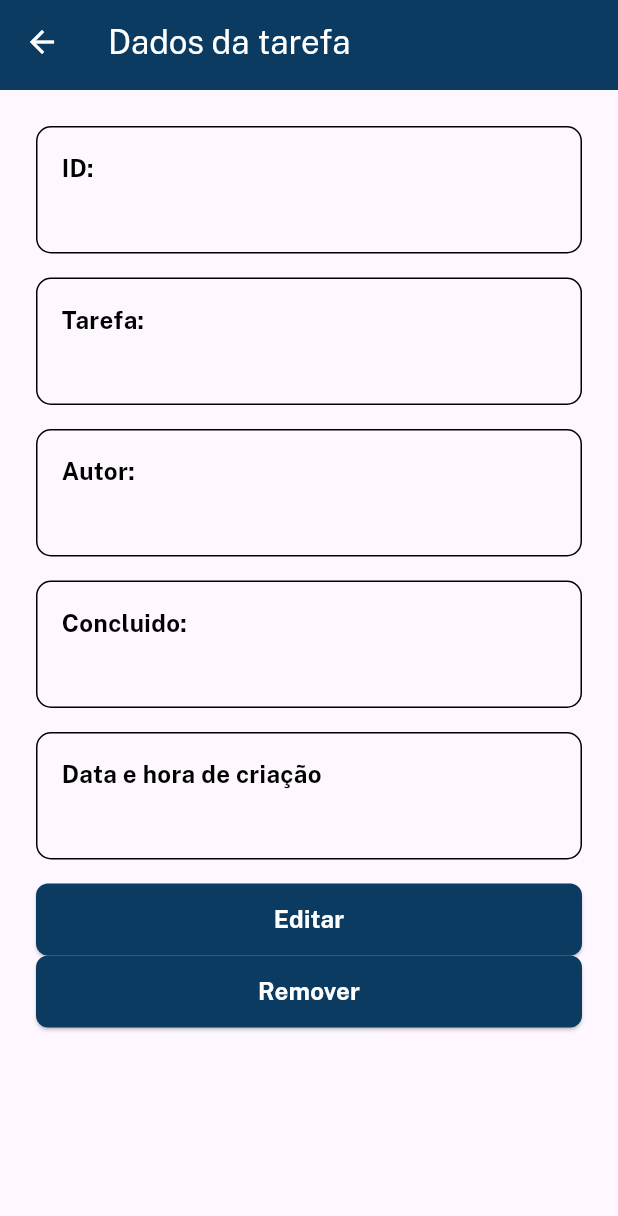
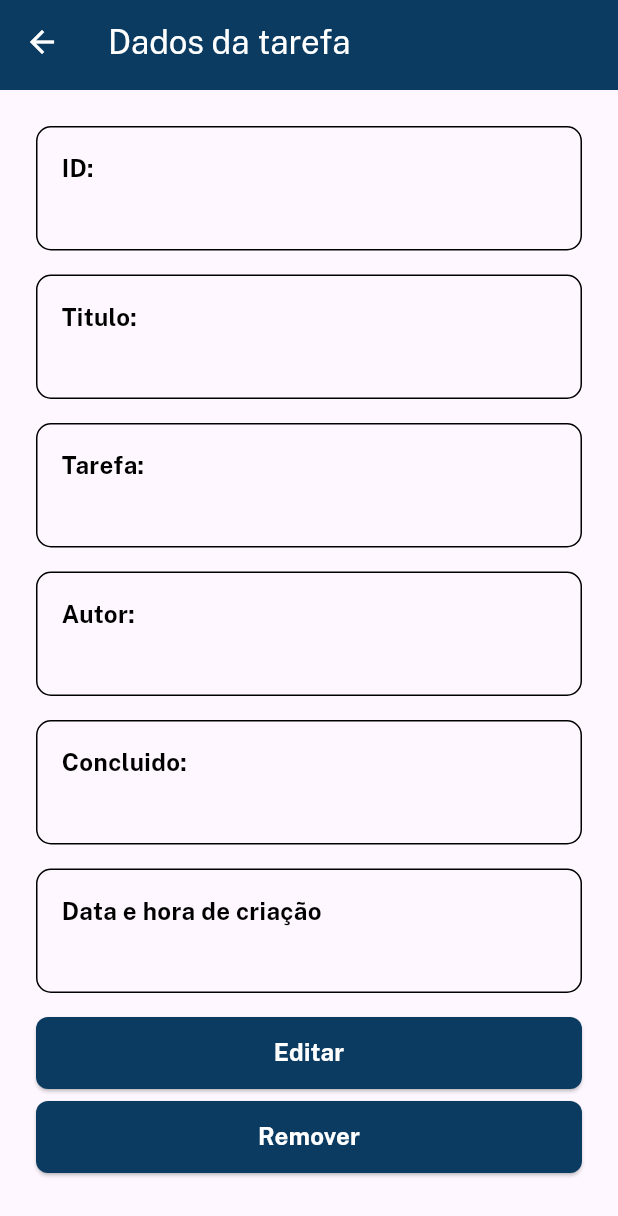
Before and after one commit to otaviohenrique1/app_lista_tarefas, a Flutter app: the TarefaDetalhes screen opened directly with empty values, on a phone screen of 412 x 824 dp. Shown: the top 1216 px of the screen. Run offline on Flutter 3.47's test engine with Material 2 defaults, Android fonts, the phone set to English and light mode, and no system bars; our stand-ins replace sqflite; accounts and stored records are empty.

Commit message:
commit 16

```diff
--- a/lib/components/item_lista_tarefas.dart
+++ b/lib/components/item_lista_tarefas.dart
@@ -27,12 +27,12 @@ class _ItemListaTarefasState extends State<ItemListaTarefas> {
 
     _isChecked = (item.concluido == "Sim") ? true : false;
 
-    TarefaProvider listTypes =
+    TarefaProvider tarefaModelProvider =
         Provider.of<TarefaProvider>(context, listen: false);
 
     updateCheckbox(value) {
       setState(() {
-        listTypes.update(
+        tarefaModelProvider.update(
             TarefaModel(
               id: item.id,
               titulo: item.titulo,
@@ -55,14 +55,15 @@ class _ItemListaTarefasState extends State<ItemListaTarefas> {
           : TextDecoration.none,
     );
 
-    String tarefa = "${item.tarefa.substring(0, 40)}...";
+    // String tarefa = "${item.tarefa.substring(0, 40)}...";
+    String titulo = item.titulo;
     String dataCriacao = item.dataCriacao;
 
     return Container(
       // key: Key(uuid),
       margin: const EdgeInsets.only(bottom: 10),
       child: ListTile(
-        title: Text(tarefa, style: textStyle),
+        title: Text(titulo, style: textStyle),
         subtitle: Text(dataCriacao, style: textStyle),
         shape: const RoundedRectangleBorder(
           borderRadius: BorderRadius.all(Radius.circular(8)),
--- a/lib/pages/editar_tarefa.dart
+++ b/lib/pages/editar_tarefa.dart
@@ -69,6 +69,7 @@ class _EditarTarefaState extends State<EditarTarefa> {
                       hintText: "Digite o titulo da tarefa",
                       obscureText: false,
                     ),
+                    const SizedBox(height: 20),
                     CampoTexto(
                       exibeLabel: true,
                       label: "Tarefa",
--- a/lib/pages/nova_tarefa.dart
+++ b/lib/pages/nova_tarefa.dart
@@ -44,6 +44,16 @@ class _NovaTarefaState extends State<NovaTarefa> {
             key: formKey,
             child: Column(
               children: [
+                CampoTexto(
+                  exibeLabel: true,
+                  label: "Titulo",
+                  validator: validaCampoVazio,
+                  keyboardType: TextInputType.text,
+                  controller: _tituloController,
+                  hintText: "Digite o titulo da tarefa",
+                  obscureText: false,
+                ),
+                const SizedBox(height: 20),
                 CampoTexto(
                   exibeLabel: true,
                   label: "Tarefa",
@@ -106,6 +116,9 @@ class _NovaTarefaState extends State<NovaTarefa> {
                 Botao(
                   onPressed: () {
                     setState(() {
+                      _tituloController.text = listaTarefas[
+                              Random().nextInt(listaTarefas.length - 1)]
+                          .titulo;
                       _tarefaController.text = listaTarefas[
                               Random().nextInt(listaTarefas.length - 1)]
                           .tarefa;
--- a/lib/pages/tarefa_detalhes.dart
+++ b/lib/pages/tarefa_detalhes.dart
@@ -42,6 +42,11 @@ class _TarefaDetalhesState extends State<TarefaDetalhes> {
                   ),
                   const SizedBox(height: 16),
                   ItemTarefaDetalhes(
+                    titulo: "Titulo:",
+                    descricao: dados.titulo,
+                  ),
+                  const SizedBox(height: 16),
+                  ItemTarefaDetalhes(
                     titulo: "Tarefa:",
                     descricao: dados.tarefa,
                   ),
@@ -75,18 +80,21 @@ class _TarefaDetalhesState extends State<TarefaDetalhes> {
                     label: "Editar",
                     backgroundColor: azul1,
                   ),
+                  const SizedBox(height: 8),
                   Consumer<TarefaProvider>(
                     builder: (context, providerTarefaModel, child) {
                       return Botao(
                         onPressed: () {
                           providerTarefaModel.delete(widget.idTarefa);
+                          Navigator.pop(context);
                         },
                         fontColor: branco,
                         label: "Remover",
                         backgroundColor: azul1,
                       );
                     },
-                  )
+                  ),
+                  const SizedBox(height: 32),
                 ],
               );
             },
@@ -129,7 +137,7 @@ class ItemTarefaDetalhes extends StatelessWidget {
               titulo: descricao,
               alignment: Alignment.centerRight,
               color: preto,
-              fontSize: 20,
+              fontSize: 18,
               fontWeight: fontWeightRegular,
             ),
           ],
--- a/lib/provider/tarefa_provider.dart
+++ b/lib/provider/tarefa_provider.dart
@@ -13,6 +13,8 @@ class TarefaProvider extends ChangeNotifier {
     dataCriacao: "",
   );
 
+  List<TarefaModel> dadosTarefa2 = [];
+
   List<TarefaModel> get listaTarefas => _listaTarefas;
   TarefaModel get dadosTarefa => _dadosTarefa;
 
@@ -24,6 +26,14 @@ class TarefaProvider extends ChangeNotifier {
 
   Future delete(String idTarefa) async {
     await TarefaDao().delete(idTarefa);
+    _dadosTarefa = TarefaModel(
+      id: "",
+      titulo: "",
+      tarefa: "",
+      concluido: "",
+      autor: "",
+      dataCriacao: "",
+    );
     findAll();
     // notifyListeners();
   }
@@ -36,8 +46,20 @@ class TarefaProvider extends ChangeNotifier {
 
   findById(String idTarefa) async {
     List<TarefaModel> data = await TarefaDao().find(idTarefa);
-    _dadosTarefa = data.first;
-    notifyListeners();
+    if (data.isNotEmpty) {
+      _dadosTarefa = data.first;
+      notifyListeners();
+    } else {
+      _dadosTarefa = TarefaModel(
+        id: "",
+        titulo: "",
+        tarefa: "",
+        concluido: "",
+        autor: "",
+        dataCriacao: "",
+      );
+      notifyListeners();
+    }
   }
 
   findAll() async {
```
